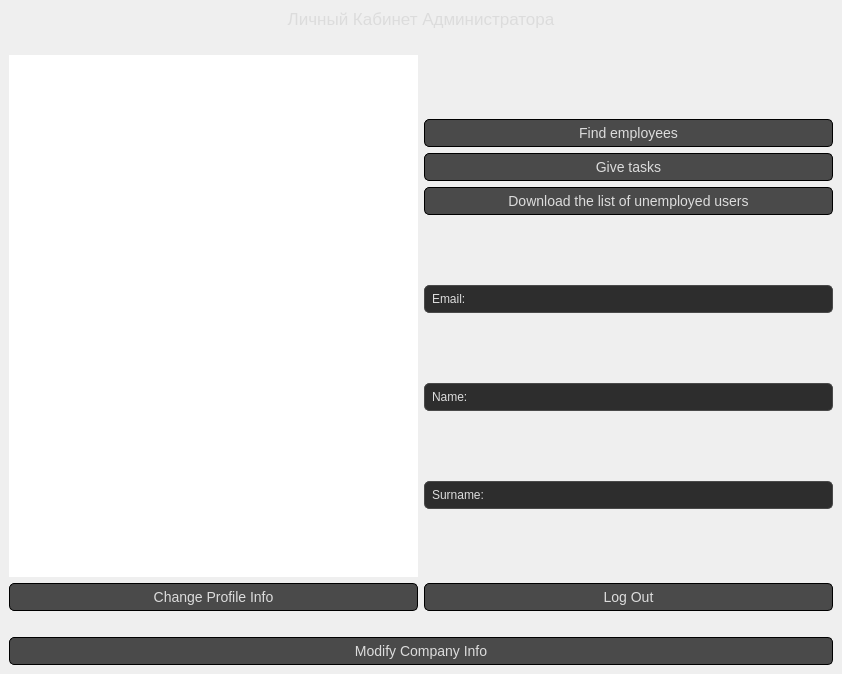
First picture: the form in UsersWindows/AdminWindowCore/adminclass.ui, repository splitmindq/task-management, before the edit.
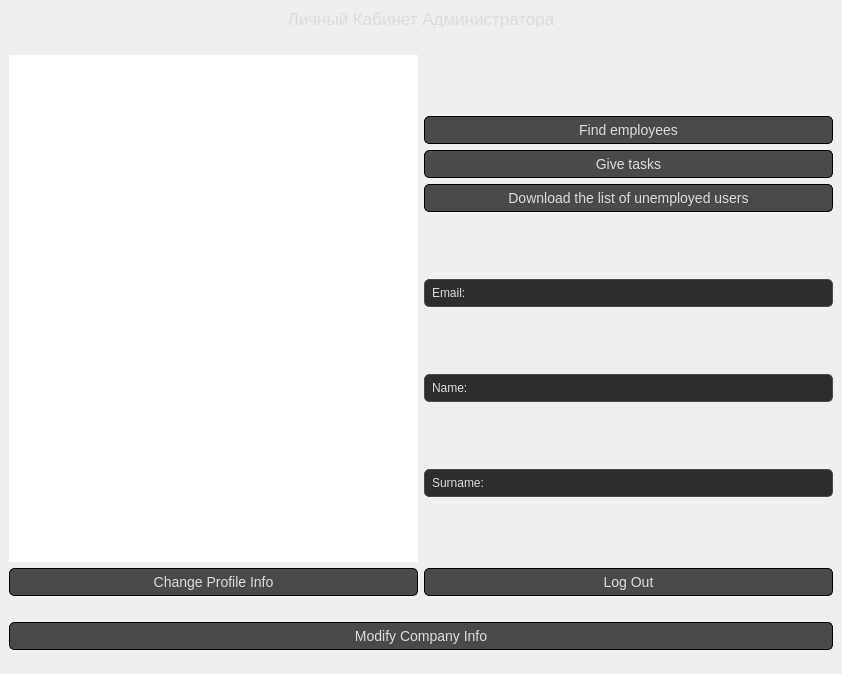
Second picture: the form after the edit.

Patch:
```diff
--- a/UsersWindows/AdminWindowCore/adminclass.ui
+++ b/UsersWindows/AdminWindowCore/adminclass.ui
@@ -212,6 +212,22 @@
       </property>
      </widget>
     </item>
+    <item>
+     <spacer name="verticalSpacer">
+      <property name="orientation">
+       <enum>Qt::Orientation::Vertical</enum>
+      </property>
+      <property name="sizeType">
+       <enum>QSizePolicy::Policy::Fixed</enum>
+      </property>
+      <property name="sizeHint" stdset="0">
+       <size>
+        <width>20</width>
+        <height>15</height>
+       </size>
+      </property>
+     </spacer>
+    </item>
    </layout>
   </widget>
  </widget>
```
